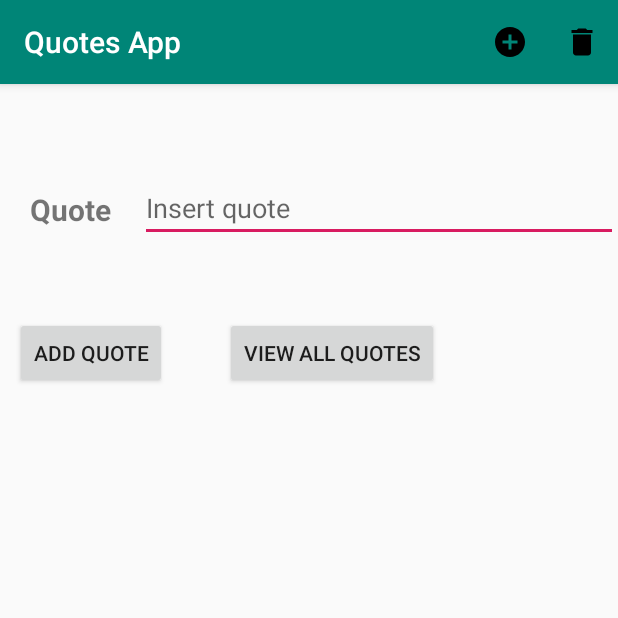
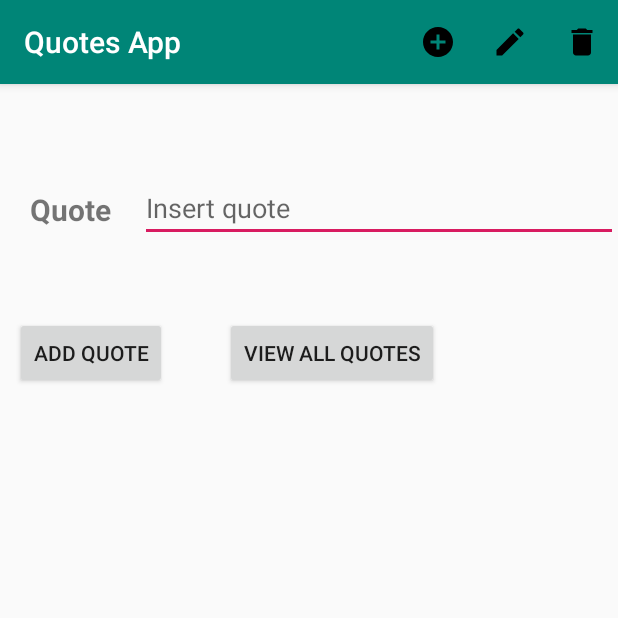
Before and after one commit to IoanaRoxana96/QuotesApp, an Android app: the AddQuote screen opened directly, with no data from a screen before it, on a phone screen of 412 x 824 dp, the top half of it. Run offline under Robolectric (Android 15) with nearby library versions, the phone set to English and light mode, and no system bars.

Commit message:
schimbari clase

```diff
--- a/app/src/main/AndroidManifest.xml
+++ b/app/src/main/AndroidManifest.xml
@@ -22,6 +22,7 @@
         <activity android:name=".ViewTopQuotes"></activity>
         <activity android:name=".CheckIntegrity"></activity>
         <activity android:name=".AddQuote"></activity>
+        <activity android:name=".EditQuote"></activity>
     </application>
 
 </manifest>
--- a/app/src/main/java/com/example/quotesapp/CheckIntegrity.java
+++ b/app/src/main/java/com/example/quotesapp/CheckIntegrity.java
@@ -97,7 +97,7 @@ public class CheckIntegrity extends AppCompatActivity {
                     @RequiresApi(api = Build.VERSION_CODES.KITKAT)
                     @Override
                     public void onClick(View view) {
-                        if (OriginalHex.equals(NewHex))
+                        if (OriginalHex != null && NewHex != null & OriginalHex.equals(NewHex))
                             Toast.makeText(CheckIntegrity.this, "Database is not corrupted", Toast.LENGTH_SHORT).show();
                         else
                             Toast.makeText(CheckIntegrity.this, "Database corrupted", Toast.LENGTH_SHORT).show();
--- a/app/src/main/java/com/example/quotesapp/TwoColumn_ListAdapter.java
+++ b/app/src/main/java/com/example/quotesapp/ListViewAdapter.java
@@ -1,22 +1,24 @@
 package com.example.quotesapp;
 
 import android.content.Context;
-import android.util.Log;
 import android.view.LayoutInflater;
 import android.view.View;
 import android.view.ViewGroup;
 import android.widget.ArrayAdapter;
+import android.widget.CheckBox;
 import android.widget.TextView;
+import android.widget.Toast;
 
 import java.util.ArrayList;
 
-public class TwoColumn_ListAdapter extends ArrayAdapter<Quote> {
 
+public class ListViewAdapter extends ArrayAdapter<Quote> {
     private LayoutInflater mInflater;
     private ArrayList<Quote> quotes;
     private int mViewResourceId;
+    DatabaseHelper db;
 
-    public TwoColumn_ListAdapter(Context context, int textViewResourceId, ArrayList<Quote> quotes) {
+    public ListViewAdapter(Context context, int textViewResourceId, ArrayList<Quote> quotes) {
         super(context, textViewResourceId, quotes);
         this.quotes = quotes;
         mInflater = (LayoutInflater) context.getSystemService(Context.LAYOUT_INFLATER_SERVICE);
@@ -25,11 +27,11 @@ public class TwoColumn_ListAdapter extends ArrayAdapter<Quote> {
 
     public View getView(int position, View convertView, ViewGroup parents) {
         convertView = mInflater.inflate(mViewResourceId, null);
-
+        CheckBox checkBox = (CheckBox)convertView.findViewById(R.id.checkbox_item);
         Quote quote = quotes.get(position);
         if (quote != null) {
-            TextView id = (TextView) convertView.findViewById(R.id.textId);
-            TextView quot = (TextView) convertView.findViewById(R.id.textQuote);
+            final TextView id = (TextView) convertView.findViewById(R.id.textId);
+            final TextView quot = (TextView) convertView.findViewById(R.id.textQuote);
 
             if (id != null) {
                 id.setText(quote.getId());
--- a/app/src/main/java/com/example/quotesapp/Quote.java
+++ b/app/src/main/java/com/example/quotesapp/Quote.java
@@ -3,9 +3,9 @@ package com.example.quotesapp;
 public class Quote {
 
     private String Id;
-
     private String Quote;
     private String N_Of_Occ;
+
 
     public void setId(String id) {
         Id = id;
--- a/app/src/main/java/com/example/quotesapp/ViewAllQuotes.java
+++ b/app/src/main/java/com/example/quotesapp/ViewAllQuotes.java
@@ -2,20 +2,23 @@ package com.example.quotesapp;
 
 import android.content.Intent;
 import android.database.Cursor;
+import android.database.sqlite.SQLiteCursor;
 import android.os.Bundle;
-import android.view.ActionMode;
 import android.view.Menu;
 import android.view.MenuItem;
+import android.view.View;
+import android.widget.AdapterView;
 import android.widget.CheckBox;
-import android.widget.CompoundButton;
-import android.widget.CompoundButton.OnCheckedChangeListener;
+import android.widget.CursorAdapter;
 import android.widget.ListView;
+import android.widget.SimpleCursorAdapter;
 import android.widget.Toast;
 
 import androidx.annotation.Nullable;
 import androidx.appcompat.app.AppCompatActivity;
 
 import java.util.ArrayList;
+import java.util.List;
 
 public class ViewAllQuotes extends AppCompatActivity {
 
@@ -23,28 +26,40 @@ public class ViewAllQuotes extends AppCompatActivity {
     ArrayList<Quote> quotesList;
     Quote quote;
     ListView listView;
+    ListViewAdapter adapter;
+    private final String fromColumnArr[] = {db.id, db.quotes};
+    private final int toViewIdArr[] = {R.id.textId, R.id.textQuote};
+    private List<Quote> quoteCheckedItemList = new ArrayList<Quote>();
 
-    private ActionMode mActionMode;
-    private CheckBox checkBox;
 
     @Override
     protected void onCreate(@Nullable Bundle savedInstanceState) {
         super.onCreate(savedInstanceState);
         setContentView(R.layout.viewallquotes_layout);
 
-        checkBox = (CheckBox) findViewById(R.id.checkbox_item);
-       /* checkBox.setOnCheckedChangeListener(new CompoundButton.OnCheckedChangeListener() {
+        getQuotes();
 
-            @Override
-            public void onCheckedChanged(CompoundButton buttonView, boolean isChecked) {
-                if(isChecked)
-                    mActionMode = ViewAllQuotes.this.startActivity(new ActionBarCallBack());
-                else
-                    mActionMode.finish();
+        ListViewAdapter adapter = new ListViewAdapter(this, R.layout.list_adapter_view, quotesList);
+        listView = (ListView) findViewById(R.id.listViewAll);
+        listView.setAdapter(adapter);
+    }
+
+    private String getQuoteCheckedItemIds() {
+        StringBuffer retBuf = new StringBuffer();
+        if (quoteCheckedItemList != null) {
+            int size = quoteCheckedItemList.size();
+            for (int i = 0; i < size; i++) {
+                Quote tmp = quoteCheckedItemList.get(i);
+                retBuf.append(tmp.getId());
+                retBuf.append(" ");
             }
-        });*/
+        }
+        return retBuf.toString().trim();
+    }
 
-        db  = new DatabaseHelper(this);
+
+    private void getQuotes() {
+        db = new DatabaseHelper(this);
         quotesList = new ArrayList<>();
         Cursor res = db.getAllQuotes();
         int numRows = res.getCount();
@@ -55,24 +70,9 @@ public class ViewAllQuotes extends AppCompatActivity {
                 quote = new Quote(res.getString(0), res.getString(1), null);
                 quotesList.add(quote);
             }
-            TwoColumn_ListAdapter adapter = new TwoColumn_ListAdapter(this, R.layout.list_adapter_view, quotesList);
-            listView = (ListView) findViewById(R.id.listViewAll);
-            listView.setAdapter(adapter);
         }
     }
-/*
-    class ActionBarCallBack implements ActionMode.Callback {
-        @Override
-        public boolean onActionItemClicked(ActionMode mode, MenuItem item) {
-            return false;
-        }
 
-        @Override
-        public boolean onCreateActionMode(ActionMode mode, Menu menu) {
-            mode.getMenuInflater().inflate(R.menu.contextual_menu, menu);
-            return true;
-        }
-    }*/
 
     @Override
     public boolean onCreateOptionsMenu(Menu menu) {
@@ -88,6 +88,9 @@ public class ViewAllQuotes extends AppCompatActivity {
             Intent intent = new Intent(this, AddQuote.class);
             startActivity(intent);
             return true;
+        } else if (id == R.id.action_edit) {
+            Intent intent = new Intent(this, EditQuote.class);
+            startActivity(intent);
         } else if (id == R.id.action_delete) {
             Cursor res = db.getAllQuotes();
             Integer deleteRows = db.deleteQuote(res.getString(0));
@@ -97,18 +100,5 @@ public class ViewAllQuotes extends AppCompatActivity {
                 Toast.makeText(ViewAllQuotes.this, "Quote already deleted or id doesn't exist!", Toast.LENGTH_LONG).show();
         }
         return super.onOptionsItemSelected(item);
+        }
     }
-
-/*
-    @Override
-    public void onDestroyActionMode(ActionMode mode) {
-
-    }
-
-    @Override
-    public boolean onPrepareActionMode (ActionMode mode, Menu menu) {
-        mode.setTitle("CheckBox is checked");
-        return false;
-    }
-*/
-}
--- /dev/null
+++ b/app/src/main/res/drawable/edit.xml
@@ -0,0 +1,9 @@
+<vector xmlns:android="http://schemas.android.com/apk/res/android"
+        android:width="24dp"
+        android:height="24dp"
+        android:viewportWidth="24.0"
+        android:viewportHeight="24.0">
+    <path
+        android:fillColor="#FF000000"
+        android:pathData="M3,17.25V21h3.75L17.81,9.94l-3.75,-3.75L3,17.25zM20.71,7.04c0.39,-0.39 0.39,-1.02 0,-1.41l-2.34,-2.34c-0.39,-0.39 -1.02,-0.39 -1.41,0l-1.83,1.83 3.75,3.75 1.83,-1.83z"/>
+</vector>
--- a/app/src/main/res/layout/list_adapter_view.xml
+++ b/app/src/main/res/layout/list_adapter_view.xml
@@ -15,6 +15,7 @@
             android:layout_weight="1"
             android:layout_width="wrap_content"
             android:layout_height="wrap_content"
+            android:layout_alignParentLeft="true"
             android:focusable="false"
             android:clickable="false"/>
 
@@ -33,6 +34,7 @@
                     android:textSize="15dp"
                     android:layout_weight="1"
                     android:width="0dp"
+                     android:textStyle="bold"
                     android:layout_width="wrap_content"
                     android:layout_height="wrap_content"
                     android:id="@+id/textId"/>
--- a/app/src/main/res/menu/main.xml
+++ b/app/src/main/res/menu/main.xml
@@ -11,6 +11,12 @@
         app:showAsAction="always"/>
 
     <item
+        android:id="@+id/action_edit"
+        android:icon="@drawable/edit"
+        android:title="Edit"
+        app:showAsAction="always"/>
+
+    <item
         android:id="@+id/action_delete"
         android:icon="@drawable/delete"
         android:title="Delete"
```
Also changed, not shown: app/src/main/java/com/example/quotesapp/DatabaseHelper.java (+10 -0 lines), app/src/main/java/com/example/quotesapp/EditQuote.java (added, +65 -0 lines), app/src/main/res/layout/edit_quote.xml (added, +54 -0 lines).
